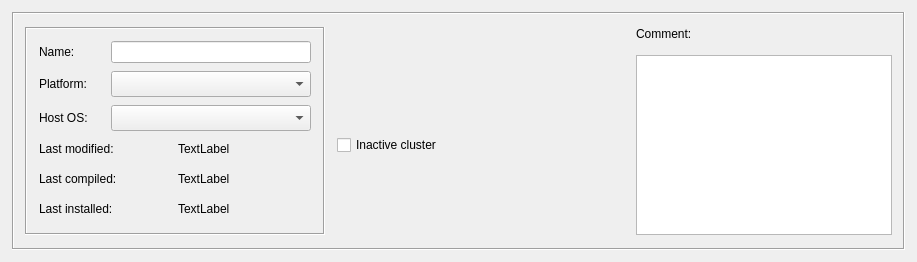
First picture: the form in src/gui/clusterdialog_q.ui, repository fwbuilder/fwbuilder, before the edit.
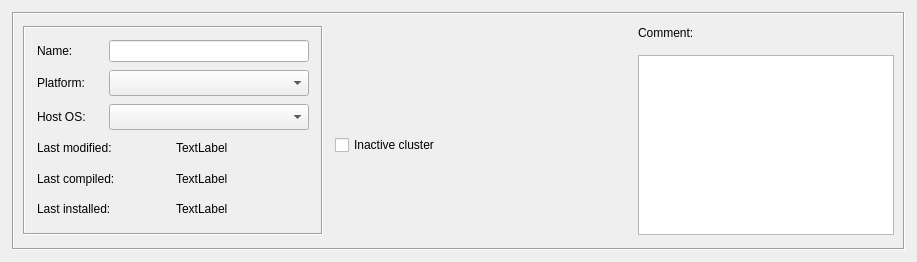
Second picture: the form after the edit.

Commit message: See #501 Finally cleaned up dialog layout for all object dialogs. Had to remove default margin and spacing in the "form setting" for each dialog

```diff
--- a/src/gui/clusterdialog_q.ui
+++ b/src/gui/clusterdialog_q.ui
@@ -301,7 +301,6 @@
    </item>
   </layout>
  </widget>
- <layoutdefault spacing="6" margin="11" />
  <tabstops>
   <tabstop>obj_name</tabstop>
   <tabstop>platform</tabstop>
```
Left out of the diff: 1 changed line with no effect on the pictures. The commit also changes 30 other files.
